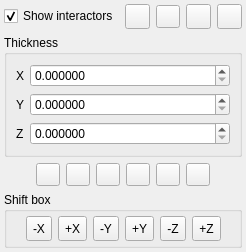
Qt form qCC/ui_templates/clippingBoxDlg.ui (CloudCompare/CloudCompare) before a commit.
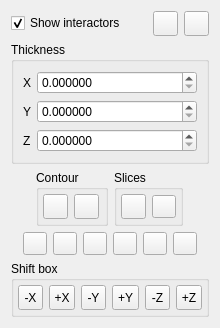
The same form after that commit. Icons and pictures are not drawn.

Commit message: Concave hull algorithm enhanced + contour extraction added to the clipping box tool

Diff of the .ui file:
```diff
--- a/qCC/ui_templates/clippingBoxDlg.ui
+++ b/qCC/ui_templates/clippingBoxDlg.ui
@@ -6,8 +6,8 @@
    <rect>
     <x>0</x>
     <y>0</y>
-    <width>213</width>
-    <height>228</height>
+    <width>220</width>
+    <height>294</height>
    </rect>
   </property>
   <property name="sizePolicy">
@@ -20,11 +20,8 @@
    <string>Clipping Box</string>
   </property>
   <layout class="QVBoxLayout" name="verticalLayout">
-   <property name="margin">
-    <number>4</number>
-   </property>
    <item>
-    <layout class="QHBoxLayout" name="horizontalLayout">
+    <layout class="QHBoxLayout" name="horizontalLayout_2">
      <item>
       <widget class="QCheckBox" name="showInteractorsCheckBox">
        <property name="text">
@@ -51,34 +48,6 @@
        </property>
       </spacer>
      </item>
-     <item>
-      <widget class="QToolButton" name="exportButton">
-       <property name="minimumSize">
-        <size>
-         <width>25</width>
-         <height>25</height>
-        </size>
-       </property>
-       <property name="toolTip">
-        <string>Export selection as a new cloud</string>
-       </property>
-       <property name="statusTip">
-        <string>Export selection as a new cloud</string>
-       </property>
-       <property name="icon">
-        <iconset resource="../icones.qrc">
-         <normaloff>:/CC/images/ccClippingBoxSingleExport.png</normaloff>:/CC/images/ccClippingBoxSingleExport.png</iconset>
-       </property>
-      </widget>
-     </item>
-     <item>
-      <widget class="QToolButton" name="exportMultButton">
-       <property name="icon">
-        <iconset resource="../icones.qrc">
-         <normaloff>:/CC/images/ccClippingBoxMultExport.png</normaloff>:/CC/images/ccClippingBoxMultExport.png</iconset>
-       </property>
-      </widget>
-     </item>
      <item>
       <widget class="QToolButton" name="resetButton">
        <property name="minimumSize">
@@ -187,6 +156,128 @@
      </layout>
     </widget>
    </item>
+   <item>
+    <layout class="QHBoxLayout" name="horizontalLayout_3">
+     <item>
+      <spacer name="horizontalSpacer_7">
+       <property name="orientation">
+        <enum>Qt::Horizontal</enum>
+       </property>
+       <property name="sizeHint" stdset="0">
+        <size>
+         <width>40</width>
+         <height>20</height>
+        </size>
+       </property>
+      </spacer>
+     </item>
+     <item>
+      <widget class="QGroupBox" name="contourGroupBox">
+       <property name="title">
+        <string>Contour</string>
+       </property>
+       <layout class="QHBoxLayout" name="horizontalLayout">
+        <property name="margin">
+         <number>4</number>
+        </property>
+        <item>
+         <widget class="QToolButton" name="extractContourToolButton">
+          <property name="minimumSize">
+           <size>
+            <width>25</width>
+            <height>25</height>
+           </size>
+          </property>
+          <property name="toolTip">
+           <string>Extracts the contour (concave hull)</string>
+          </property>
+          <property name="statusTip">
+           <string>Extracts the contour (concave hull)</string>
+          </property>
+          <property name="icon">
+           <iconset resource="../icones.qrc">
+            <normaloff>:/CC/images/smallPolygonSelect.png</normaloff>:/CC/images/smallPolygonSelect.png</iconset>
+          </property>
+         </widget>
+        </item>
+        <item>
+         <widget class="QToolButton" name="removeLastContourToolButton">
+          <property name="minimumSize">
+           <size>
+            <width>25</width>
+            <height>25</height>
+           </size>
+          </property>
+          <property name="toolTip">
+           <string>Removes last extracted contour</string>
+          </property>
+          <property name="statusTip">
+           <string>Removes last extracted contour</string>
+          </property>
+          <property name="icon">
+           <iconset resource="../icones.qrc">
+            <normaloff>:/CC/images/smallRevert.png</normaloff>:/CC/images/smallRevert.png</iconset>
+          </property>
+         </widget>
+        </item>
+       </layout>
+      </widget>
+     </item>
+     <item>
+      <widget class="QGroupBox" name="slicesGroupBox">
+       <property name="title">
+        <string>Slices</string>
+       </property>
+       <layout class="QHBoxLayout" name="horizontalLayout_5">
+        <property name="margin">
+         <number>4</number>
+        </property>
+        <item>
+         <widget class="QToolButton" name="exportButton">
+          <property name="minimumSize">
+           <size>
+            <width>25</width>
+            <height>25</height>
+           </size>
+          </property>
+          <property name="toolTip">
+           <string>Export selection as a new cloud</string>
+          </property>
+          <property name="statusTip">
+           <string>Export selection as a new cloud</string>
+          </property>
+          <property name="icon">
+           <iconset resource="../icones.qrc">
+            <normaloff>:/CC/images/ccClippingBoxSingleExport.png</normaloff>:/CC/images/ccClippingBoxSingleExport.png</iconset>
+          </property>
+         </widget>
+        </item>
+        <item>
+         <widget class="QToolButton" name="exportMultButton">
+          <property name="icon">
+           <iconset resource="../icones.qrc">
+            <normaloff>:/CC/images/ccClippingBoxMultExport.png</normaloff>:/CC/images/ccClippingBoxMultExport.png</iconset>
+          </property>
+         </widget>
+        </item>
+       </layout>
+      </widget>
+     </item>
+     <item>
+      <spacer name="horizontalSpacer_6">
+       <property name="orientation">
+        <enum>Qt::Horizontal</enum>
+       </property>
+       <property name="sizeHint" stdset="0">
+        <size>
+         <width>40</width>
+         <height>20</height>
+        </size>
+       </property>
+      </spacer>
+     </item>
+    </layout>
+   </item>
    <item>
     <widget class="QFrame" name="viewButtonsFrame">
      <property name="sizePolicy">
```
The commit also changes 6 other files.
